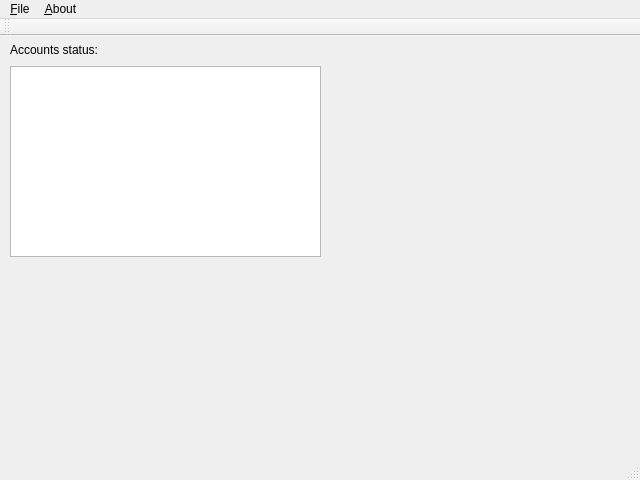
Before: the Qt Designer form src/window/mainwindow.ui in eugene-melnik/spending-control, drawn with Qt 5.
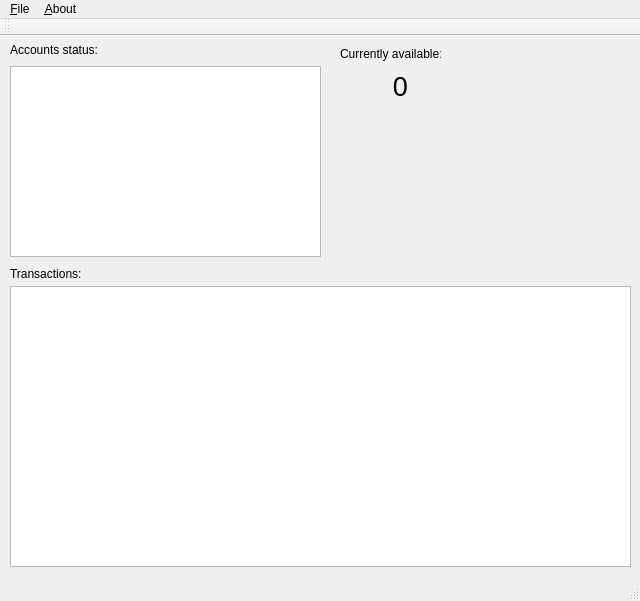
After: the same form once the commit is applied.

Commit message: Test widgets in main window, accounts stats, transactions list

The edit to the form file:
```diff
--- a/src/window/mainwindow.ui
+++ b/src/window/mainwindow.ui
@@ -7,7 +7,7 @@
     <x>0</x>
     <y>0</y>
     <width>640</width>
-    <height>480</height>
+    <height>601</height>
    </rect>
   </property>
   <property name="windowTitle">
@@ -64,6 +64,92 @@
      <number>24</number>
     </attribute>
    </widget>
+   <widget class="QLabel" name="labelTransactions">
+    <property name="geometry">
+     <rect>
+      <x>10</x>
+      <y>230</y>
+      <width>141</width>
+      <height>16</height>
+     </rect>
+    </property>
+    <property name="text">
+     <string>Transactions:</string>
+    </property>
+   </widget>
+   <widget class="QTableView" name="tvTransactions">
+    <property name="geometry">
+     <rect>
+      <x>10</x>
+      <y>250</y>
+      <width>621</width>
+      <height>281</height>
+     </rect>
+    </property>
+    <property name="editTriggers">
+     <set>QAbstractItemView::NoEditTriggers</set>
+    </property>
+    <property name="selectionMode">
+     <enum>QAbstractItemView::NoSelection</enum>
+    </property>
+    <property name="selectionBehavior">
+     <enum>QAbstractItemView::SelectRows</enum>
+    </property>
+    <property name="verticalScrollMode">
+     <enum>QAbstractItemView::ScrollPerPixel</enum>
+    </property>
+    <property name="horizontalScrollMode">
+     <enum>QAbstractItemView::ScrollPerPixel</enum>
+    </property>
+    <attribute name="horizontalHeaderHighlightSections">
+     <bool>false</bool>
+    </attribute>
+    <attribute name="horizontalHeaderStretchLastSection">
+     <bool>true</bool>
+    </attribute>
+    <attribute name="verticalHeaderVisible">
+     <bool>false</bool>
+    </attribute>
+    <attribute name="verticalHeaderDefaultSectionSize">
+     <number>17</number>
+    </attribute>
+   </widget>
+   <widget class="QLabel" name="label_2">
+    <property name="geometry">
+     <rect>
+      <x>340</x>
+      <y>10</y>
+      <width>101</width>
+      <height>16</height>
+     </rect>
+    </property>
+    <property name="text">
+     <string>Currently available:</string>
+    </property>
+   </widget>
+   <widget class="QLabel" name="lCurrentlyAvailable">
+    <property name="geometry">
+     <rect>
+      <x>340</x>
+      <y>30</y>
+      <width>121</width>
+      <height>41</height>
+     </rect>
+    </property>
+    <property name="font">
+     <font>
+      <pointsize>20</pointsize>
+      <weight>50</weight>
+      <bold>false</bold>
+     </font>
+    </property>
+    <property name="text">
+     <string>0</string>
+    </property>
+    <property name="alignment">
+     <set>Qt::AlignCenter</set>
+    </property>
+   </widget>
   </widget>
   <widget class="QMenuBar" name="menubarMain">
    <property name="geometry">
```
The commit also changes 5 other files.
